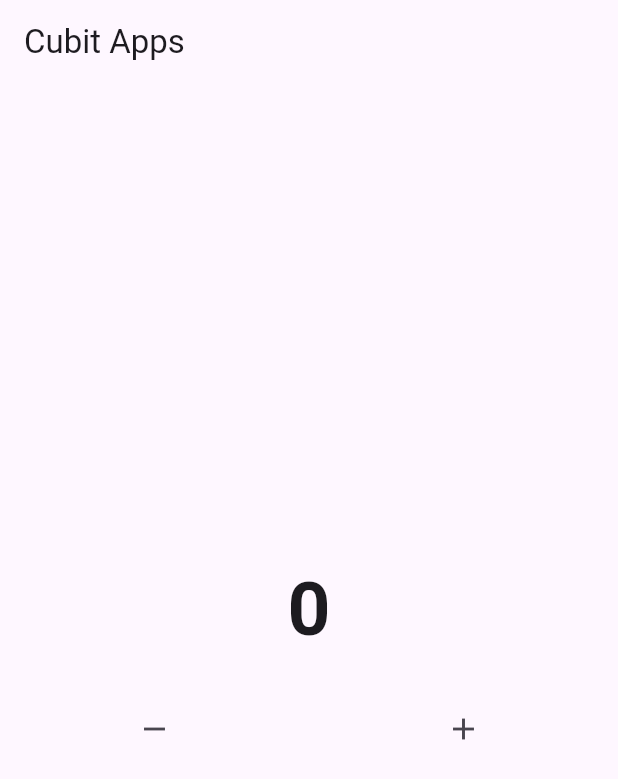
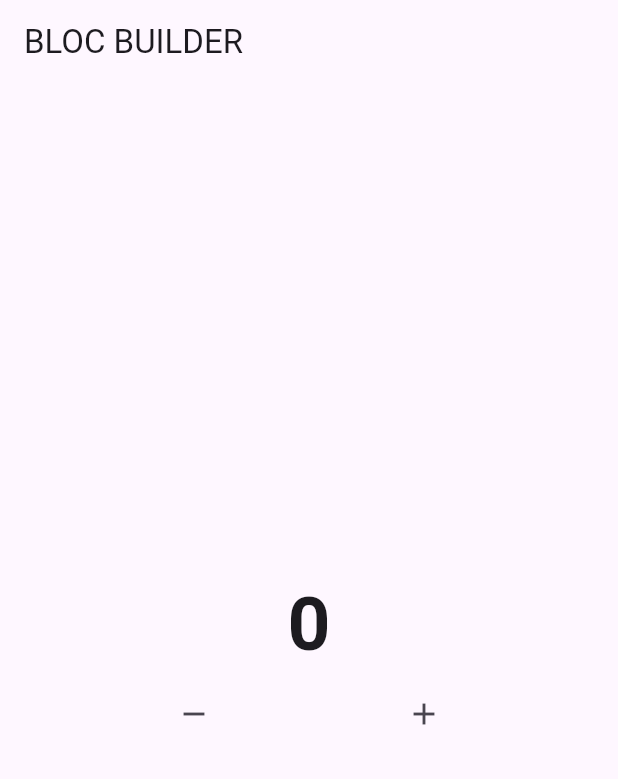
Before and after one commit to DoniiAdityaa/Bloc_Progres, a Flutter app: the screen it shows after launch, after a tap on the "remove" icon, after a tap on the "add" icon, on a phone screen of 412 x 824 dp. Shown: the top 779 px of the screen. Run offline on Flutter 3.47's test engine with Material 3 defaults, Android fonts, the light colour scheme and no system bars; our stand-ins replace bloc, flutter_bloc.

Commit message:
Update code dengan BlocBuilder dan mengetahui buildwhen

```diff
--- /dev/null
+++ b/lib/bloc/counter.dart
@@ -0,0 +1,27 @@
+import 'package:bloc/bloc.dart';
+
+class Counter extends Cubit<int> {
+  Counter({this.init = 0}) : super(0);
+
+  int init;
+
+  void tambahdata() {
+    emit(state + 1);
+  }
+
+  void kurangdata() {
+    emit(state - 1);
+  }
+
+  @override
+  void onChange(Change<int> change) {
+    print(change);
+    super.onChange(change);
+  }
+
+  @override
+  void onError(Object error, StackTrace stackTrace) {
+    print(error);
+    super.onError(error, stackTrace);
+  }
+}
--- /dev/null
+++ b/lib/bloc/counter_event.dart
@@ -0,0 +1,4 @@
+part of 'counter_bloc.dart';
+
+@immutable
+sealed class CounterEvent {}
--- /dev/null
+++ b/lib/bloc/counter_state.dart
@@ -0,0 +1,6 @@
+part of 'counter_bloc.dart';
+
+@immutable
+sealed class CounterState {}
+
+final class CounterInitial extends CounterState {}
--- a/lib/cubit/counter_cubit.dart
+++ b/lib/cubit/counter_cubit.dart
@@ -13,4 +13,10 @@ class CounterCubit extends Cubit<int> {
   void kurangdata() {
     emit(state - 1);
   }
+
+  @override
+  void onChange(Change<int> change) {
+    super.onChange(change);
+    print('change: ${change.nextState}');
+  }
 }
--- a/lib/home_page.dart
+++ b/lib/home_page.dart
@@ -1,56 +1,58 @@
-import 'package:belajar_stream/cubit/counter_cubit.dart';
+import 'package:belajar_stream/bloc/counter.dart';
 import 'package:flutter/material.dart';
+import 'package:flutter_bloc/flutter_bloc.dart';
 
 class HomePage extends StatefulWidget {
-  const HomePage({super.key});
+  HomePage({super.key});
+
+  // final Counter mycounter = Counter(init: 0);
 
   @override
   State<HomePage> createState() => _HomePageState();
 }
 
 class _HomePageState extends State<HomePage> {
-  CounterCubit cubit = CounterCubit();
-
+  Counter bloccounter = Counter(init: 0);
   @override
   Widget build(BuildContext context) {
     return Scaffold(
-      appBar: AppBar(title: Text('Cubit Apps')),
+      appBar: AppBar(title: Text('BLOC BUILDER')),
       body: Column(
         mainAxisAlignment: MainAxisAlignment.center,
         children: [
-          StreamBuilder(
-            stream: cubit.stream,
-            builder: (context, snapshot) {
-              if (snapshot.connectionState == ConnectionState.waiting) {
-                return Center(
-                  child: Text(
-                    'loading..',
-                    style: TextStyle(fontWeight: FontWeight.bold, fontSize: 50),
+          BlocBuilder<Counter, int>(
+            // buildWhen: (previous, current) {
+            //   if (current % 2 == 1) {
+            //     return true;
+            //   } else {
+            //     return false;
+            //   }
+            // },
+            bloc: bloccounter,
+            builder: (context, state) {
+              return Center(
+                child: Text(
+                  '$state',
+                  style: const TextStyle(
+                    fontSize: 50,
+                    fontWeight: FontWeight.bold,
                   ),
-                );
-              } else {
-                return Center(
-                  child: Text(
-                    '${snapshot.data}',
-                    style: TextStyle(fontWeight: FontWeight.bold, fontSize: 50),
-                  ),
-                );
-              }
+                ),
+              );
             },
           ),
-          const SizedBox(height: 20),
           Row(
-            mainAxisAlignment: MainAxisAlignment.spaceAround,
+            mainAxisAlignment: MainAxisAlignment.spaceEvenly,
             children: [
               IconButton(
                 onPressed: () {
-                  cubit.kurangdata();
+                  bloccounter.kurangdata();
                 },
                 icon: const Icon(Icons.remove),
               ),
               IconButton(
                 onPressed: () {
-                  cubit.tambahdata();
+                  bloccounter.tambahdata();
                 },
                 icon: const Icon(Icons.add),
               ),
```
Also changed, not shown: lib/bloc/counter_bloc.dart (added, +13 -0 lines).
